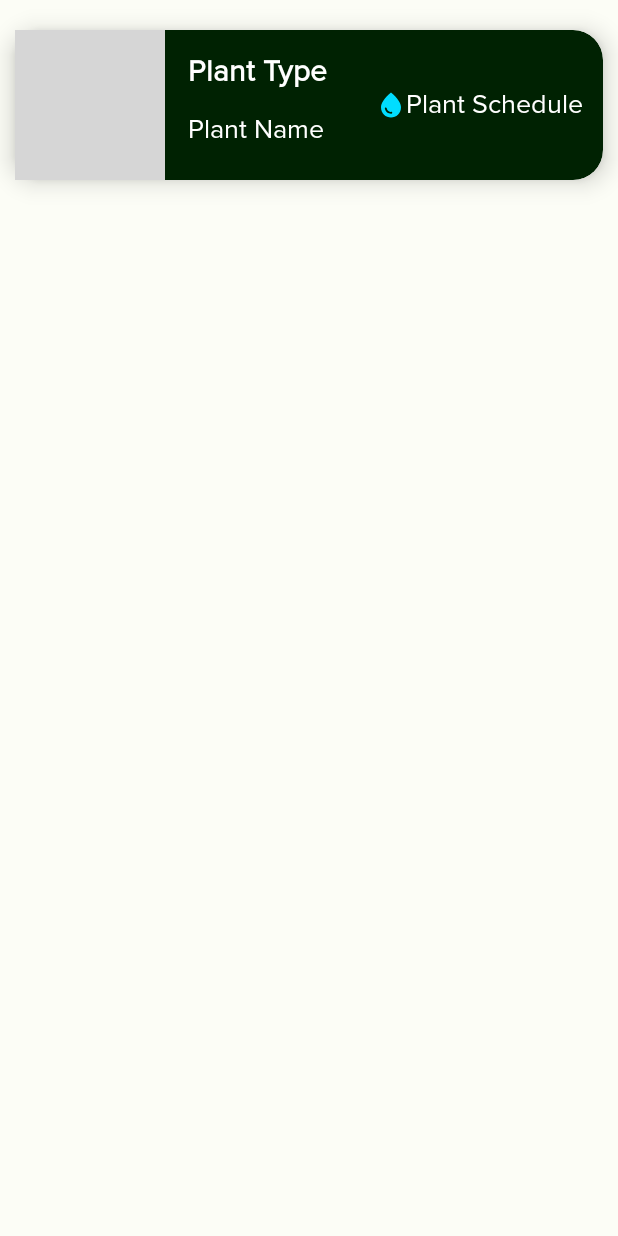
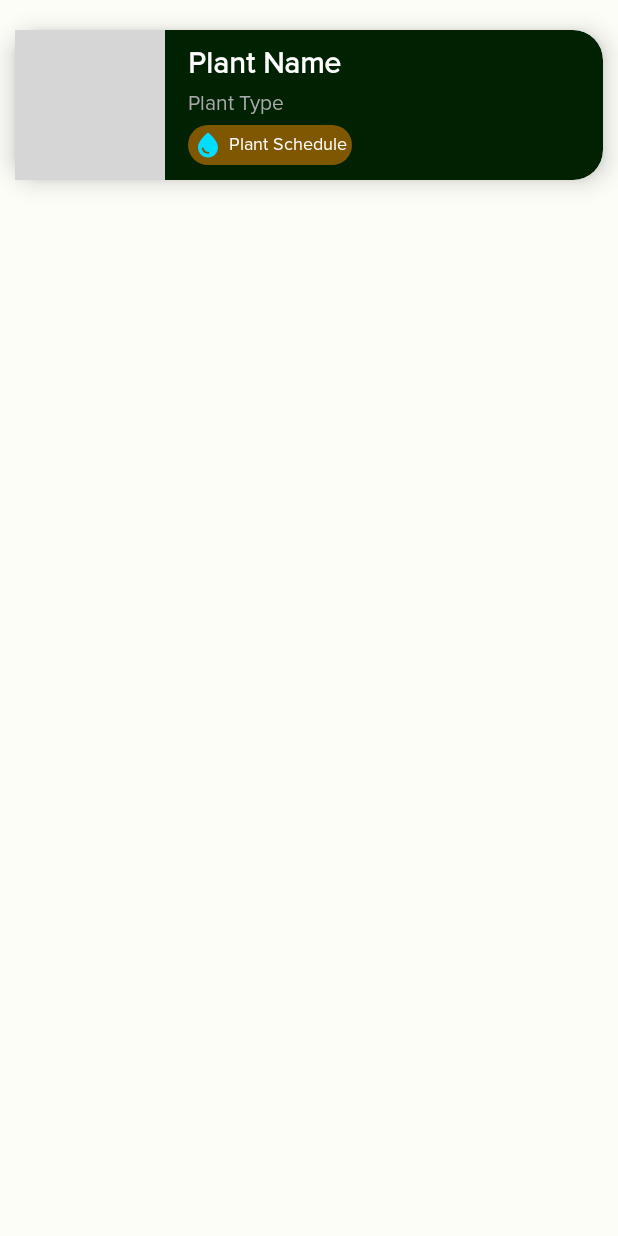
Before and after one commit to mlukee/plantBuddyMobileApp, an Android app: the layout fragment_item.xml on its own in the app's theme, with its tools: preview values and no code run, on a phone screen of 412 x 824 dp. Run offline under Robolectric (Android 15) with nearby library versions, the phone set to English and light mode, and no system bars; grey boxes are pictures that could not be loaded.

Commit message:
Add strings to strings.xml file

```diff
--- /dev/null
+++ b/app/src/main/res/drawable/rounded_border.xml
@@ -0,0 +1,10 @@
+<?xml version="1.0" encoding="utf-8"?>
+<selector xmlns:android="http://schemas.android.com/apk/res/android">
+    <item>
+        <shape android:shape="rectangle">
+            <solid android:color="@color/md_theme_tertiary"/> <!-- Background color of the shape -->
+            <corners android:radius="20dp"/> <!-- Rounded corner radius -->
+            <stroke android:width="0dp" android:color="#000000"/> <!-- Border color and width -->
+        </shape>
+    </item>
+</selector>
--- a/app/src/main/res/layout-v28/fragment_input.xml
+++ b/app/src/main/res/layout-v28/fragment_input.xml
@@ -85,7 +85,7 @@
         android:layout_width="wrap_content"
         android:layout_height="wrap_content"
         android:layout_marginBottom="30dp"
-        android:text="ADD PLANT"
+        android:text="@string/buttonAddPlant"
         app:layout_constraintBottom_toBottomOf="parent"
         app:layout_constraintEnd_toStartOf="@+id/guideline2"
         app:layout_constraintStart_toStartOf="@+id/guideline" />
@@ -121,7 +121,7 @@
         android:layout_width="wrap_content"
         android:layout_height="wrap_content"
         android:layout_marginTop="15dp"
-        android:text="Last watering date and time:"
+        android:text="@string/lastWateringDateAndTime"
         android:textSize="16sp"
         app:layout_constraintStart_toStartOf="@+id/guideline"
         app:layout_constraintTop_toBottomOf="@+id/input_ScheduleText" />
--- a/app/src/main/res/layout/fragment_item.xml
+++ b/app/src/main/res/layout/fragment_item.xml
@@ -7,9 +7,9 @@
     android:layout_height="wrap_content"
     android:layout_marginHorizontal="10dp"
     android:layout_marginVertical="20dp"
+    android:backgroundTint="@color/md_theme_onPrimaryContainer"
     app:cardCornerRadius="20dp"
     app:cardElevation="10dp"
-    android:backgroundTint="@color/md_theme_onPrimaryContainer"
     tools:layout_editor_absoluteY="10dp">
 
     <androidx.constraintlayout.widget.ConstraintLayout
@@ -21,44 +21,43 @@
             android:id="@+id/plantName"
             android:layout_width="wrap_content"
             android:layout_height="wrap_content"
-            android:layout_marginTop="15dp"
+            android:layout_marginStart="15dp"
+            android:layout_marginTop="10dp"
             android:text="@string/listPlant_name"
             android:textColor="@color/md_theme_onPrimary"
-            android:textFontWeight="200"
-            android:textSize="18sp"
-            app:layout_constraintStart_toStartOf="@+id/plantType"
-            app:layout_constraintTop_toBottomOf="@id/plantType" />
-
+            android:textFontWeight="600"
+            android:textSize="20sp"
+            app:layout_constraintStart_toEndOf="@+id/imageView"
+            app:layout_constraintTop_toTopOf="parent" />
 
         <TextView
             android:id="@+id/plantSchedule"
             android:layout_width="wrap_content"
             android:layout_height="wrap_content"
-            android:layout_marginStart="28dp"
-            android:layout_marginEnd="10dp"
+            android:layout_marginStart="15dp"
+            android:layout_marginTop="5dp"
+            android:background="@drawable/rounded_border"
             android:drawableStart="@drawable/water_drop"
+            android:drawablePadding="4dp"
+            android:gravity="center_vertical"
+            android:padding="3dp"
             android:text="@string/listPlant_schedule"
             android:textColor="@color/md_theme_onPrimary"
-            android:textSize="18sp"
-            app:layout_constraintBottom_toBottomOf="parent"
-            app:layout_constraintEnd_toEndOf="parent"
-            app:layout_constraintStart_toEndOf="@+id/plantType"
-            app:layout_constraintTop_toTopOf="parent"
-            app:layout_constraintVertical_bias="0.5" />
+            android:textSize="12sp"
+            app:layout_constraintStart_toEndOf="@+id/imageView"
+            app:layout_constraintTop_toBottomOf="@+id/plantType" />
+
 
         <TextView
             android:id="@+id/plantType"
             android:layout_width="wrap_content"
             android:layout_height="wrap_content"
             android:layout_marginStart="15dp"
-            android:layout_marginTop="15dp"
+            android:layout_marginTop="5dp"
             android:text="@string/listPlant_type"
-            android:textColor="@color/md_theme_onPrimary"
-            android:textFontWeight="600"
-            android:textSize="20sp"
+            android:textColor="@android:color/darker_gray"
             app:layout_constraintStart_toEndOf="@+id/imageView"
-            app:layout_constraintTop_toTopOf="parent" />
-
+            app:layout_constraintTop_toBottomOf="@+id/plantName" />
 
         <ImageView
             android:id="@+id/imageView"
--- a/app/src/main/res/values-night/colors.xml
+++ b/app/src/main/res/values-night/colors.xml
@@ -3,7 +3,7 @@
     <color name="md_theme_primary">#51E253</color>
     <color name="md_theme_onPrimary">#003A06</color>
     <color name="md_theme_primaryContainer">#00530C</color>
-    <color name="md_theme_onPrimaryContainer">#4C7D0A</color>
+    <color name="md_theme_onPrimaryContainer">#2f7d0a</color>
     <color name="md_theme_secondary">#8ED885</color>
     <color name="md_theme_onSecondary">#003907</color>
     <color name="md_theme_secondaryContainer">#055310</color>
```
Also changed, not shown: app/src/main/res/layout/activity_store_detail.xml (+6 -6 lines), app/src/main/res/values/strings.xml (+9 -0 lines).
